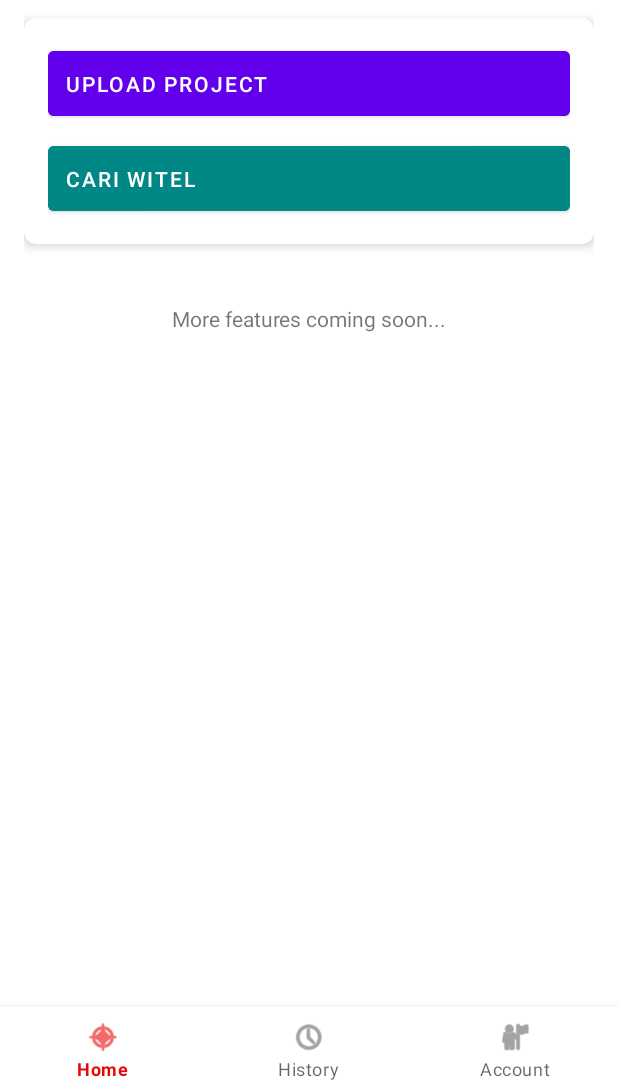
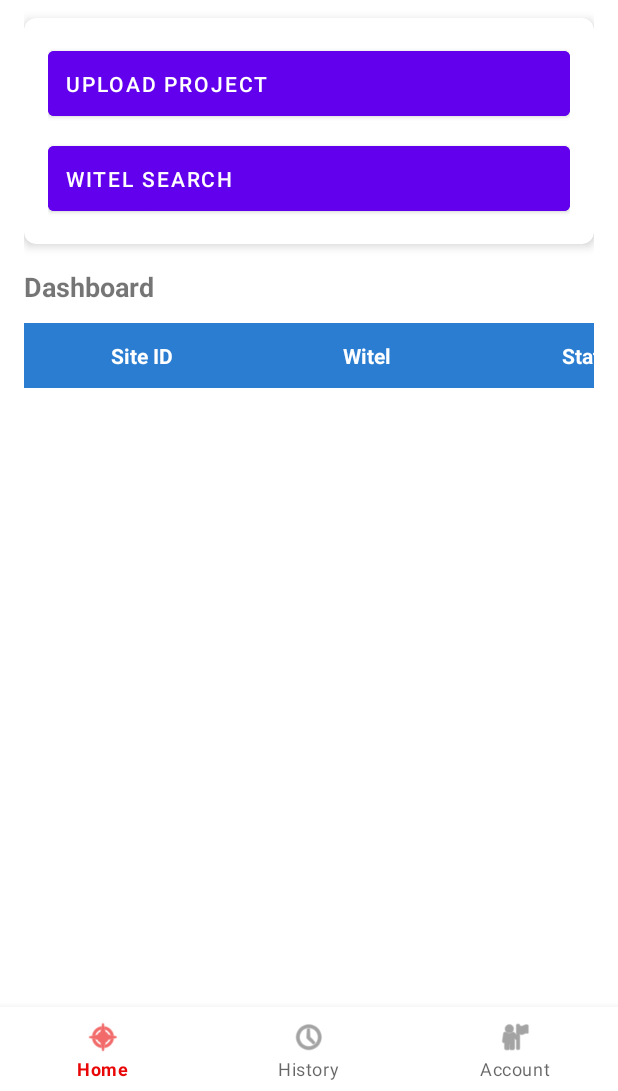
Before and after one commit to Lukmannh21/SIMPEL, an Android app built with Jetpack Compose: the screen it shows after launch once a user with an empty profile is signed in (HomeActivity), on a phone screen of 412 x 824 dp, the part 145-1236 px from its top. Run offline under Robolectric (Android 15) with nearby library versions, the phone set to English and light mode, and no system bars; our stand-ins replace Firebase (no records; nobody signed in at launch, a user with empty details on screens opened directly).

Commit message:
Preview Gambar
membuat gambar bisa dilihat

```diff
--- a/app/build.gradle.kts
+++ b/app/build.gradle.kts
@@ -68,4 +68,6 @@ dependencies {
     androidTestImplementation(libs.androidx.ui.test.junit4)
     debugImplementation(libs.androidx.ui.tooling)
     debugImplementation(libs.androidx.ui.test.manifest)
+    implementation ("com.github.bumptech.glide:glide:4.12.0")
+    annotationProcessor ("com.github.bumptech.glide:compiler:4.12.0")
 }
--- a/app/src/main/res/layout/activity_home.xml
+++ b/app/src/main/res/layout/activity_home.xml
@@ -1,5 +1,6 @@
 <?xml version="1.0" encoding="utf-8"?>
-<androidx.constraintlayout.widget.ConstraintLayout xmlns:android="http://schemas.android.com/apk/res/android"
+<androidx.constraintlayout.widget.ConstraintLayout
+    xmlns:android="http://schemas.android.com/apk/res/android"
     xmlns:app="http://schemas.android.com/apk/res-auto"
     xmlns:tools="http://schemas.android.com/tools"
     android:id="@+id/main"
@@ -80,30 +81,51 @@
                         android:backgroundTint="@color/purple_500"
                         android:padding="12dp" />
 
-                    <!-- Tombol Pencarian Witel (Tambahan agar tidak error) -->
                     <Button
                         android:id="@+id/btnWitelSearch"
                         android:layout_width="match_parent"
                         android:layout_height="wrap_content"
-                        android:text="Cari Witel"
+                        android:text="Witel Search"
                         android:drawableStart="@android:drawable/ic_menu_search"
                         android:drawablePadding="8dp"
                         android:gravity="center_vertical|start"
-                        android:backgroundTint="@color/teal_700"
-                        android:textColor="@android:color/white"
+                        android:backgroundTint="@color/purple_500"
                         android:padding="12dp"
                         android:layout_marginTop="8dp" />
-
                 </LinearLayout>
             </androidx.cardview.widget.CardView>
 
-            <!-- Placeholder for future content -->
+            <!-- Dashboard Section -->
             <TextView
                 android:layout_width="match_parent"
                 android:layout_height="wrap_content"
-                android:text="More features coming soon..."
-                android:textAlignment="center"
-                android:layout_marginTop="24dp" />
+                android:text="Dashboard"
+                android:textSize="18sp"
+                android:textStyle="bold"
+                android:layout_marginBottom="12dp"/>
+
+            <HorizontalScrollView
+                android:layout_width="match_parent"
+                android:layout_height="wrap_content"
+                android:fillViewport="true"
+                android:scrollbars="horizontal">
+
+                <LinearLayout
+                    android:layout_width="wrap_content"
+                    android:layout_height="wrap_content"
+                    android:orientation="vertical">
+
+                    <include layout="@layout/header_project"/>
+
+                    <androidx.recyclerview.widget.RecyclerView
+                        android:id="@+id/recyclerViewDashboard"
+                        android:layout_width="wrap_content"
+                        android:layout_height="wrap_content"
+                        android:padding="16dp"/>
+                </LinearLayout>
+            </HorizontalScrollView>
+
+
 
         </LinearLayout>
     </ScrollView>
```
Also changed, not shown: app/src/main/java/com/mbkm/telgo/ImagesAdapter.kt (+16 -8 lines).
